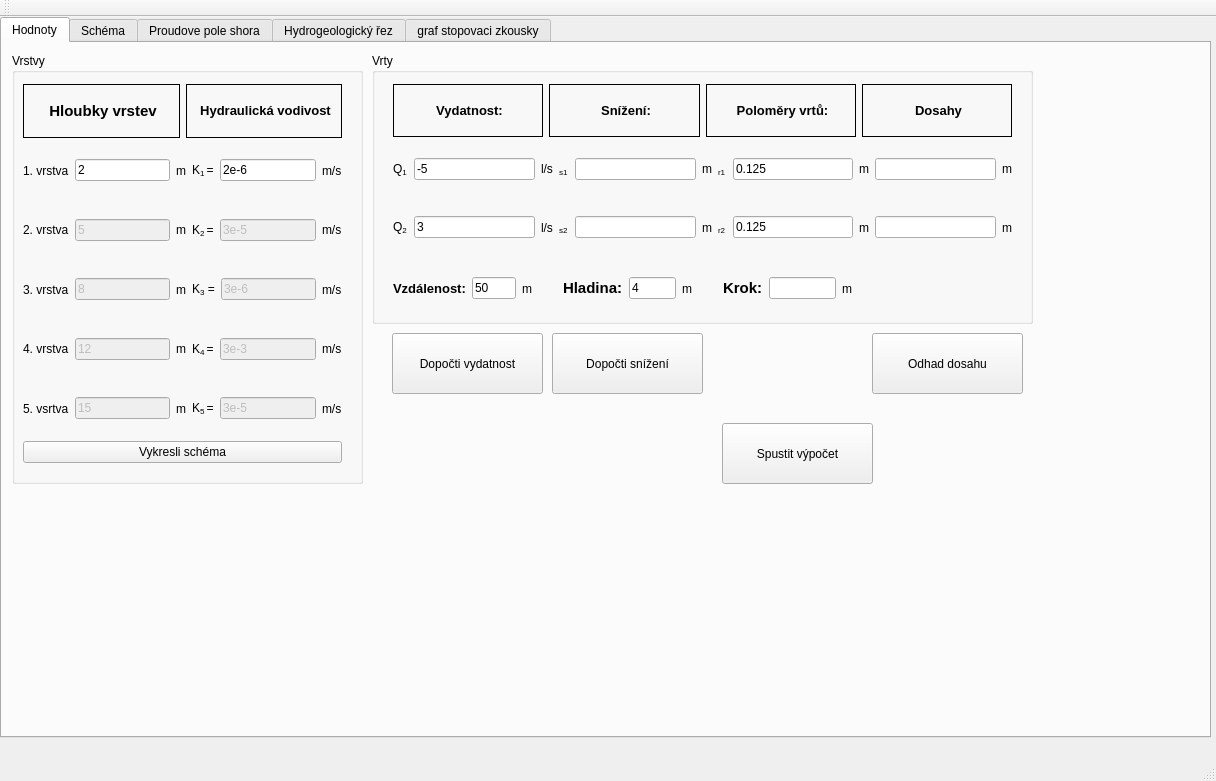
First picture: the form in mainwindow.ui, repository durhan/Program, before the edit.
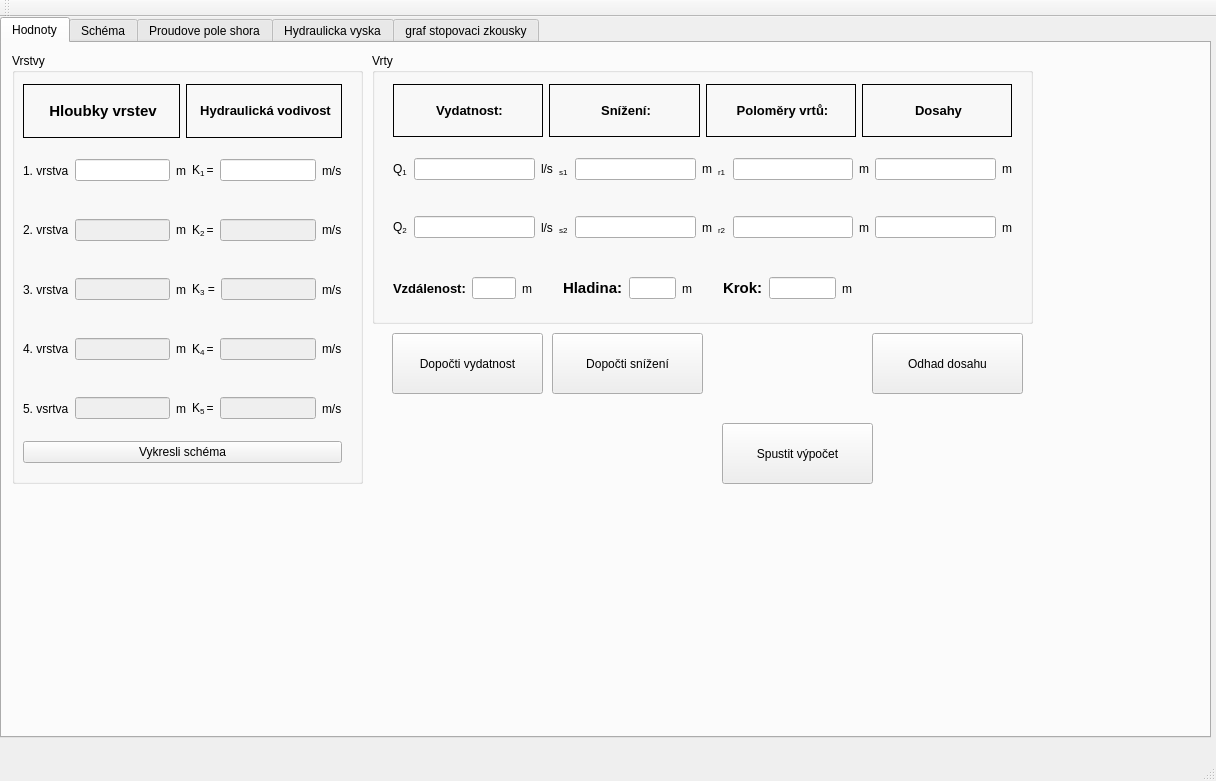
Second picture: the form after the edit. The open tabs and pages were chosen to show the change.

What changed in the file:
```diff
--- a/mainwindow.ui
+++ b/mainwindow.ui
@@ -86,11 +86,7 @@
            </widget>
           </item>
           <item>
-           <widget class="QLineEdit" name="lineEdit">
-            <property name="text">
-             <string>2</string>
-            </property>
-           </widget>
+           <widget class="QLineEdit" name="lineEdit"/>
           </item>
           <item>
            <widget class="QLabel" name="label_2">
@@ -107,11 +103,7 @@
            </widget>
           </item>
           <item>
-           <widget class="QLineEdit" name="lineEdit_2">
-            <property name="text">
-             <string>2e-6</string>
-            </property>
-           </widget>
+           <widget class="QLineEdit" name="lineEdit_2"/>
           </item>
           <item>
            <widget class="QLabel" name="label_4">
@@ -136,9 +128,6 @@
             <property name="enabled">
              <bool>false</bool>
             </property>
-            <property name="text">
-             <string>5</string>
-            </property>
            </widget>
           </item>
           <item>
@@ -160,9 +149,6 @@
             <property name="enabled">
              <bool>false</bool>
             </property>
-            <property name="text">
-             <string>3e-5</string>
-            </property>
            </widget>
           </item>
           <item>
@@ -188,9 +174,6 @@
             <property name="enabled">
              <bool>false</bool>
             </property>
-            <property name="text">
-             <string>8</string>
-            </property>
            </widget>
           </item>
           <item>
@@ -212,9 +195,6 @@
             <property name="enabled">
              <bool>false</bool>
             </property>
-            <property name="text">
-             <string>3e-6</string>
-            </property>
            </widget>
           </item>
           <item>
@@ -240,9 +220,6 @@
             <property name="enabled">
              <bool>false</bool>
             </property>
-            <property name="text">
-             <string>12</string>
-            </property>
            </widget>
           </item>
           <item>
@@ -264,9 +241,6 @@
             <property name="enabled">
              <bool>false</bool>
             </property>
-            <property name="text">
-             <string>3e-3</string>
-            </property>
            </widget>
           </item>
           <item>
@@ -292,9 +266,6 @@
             <property name="enabled">
              <bool>false</bool>
             </property>
-            <property name="text">
-             <string>15</string>
-            </property>
             <property name="frame">
              <bool>true</bool>
             </property>
@@ -322,9 +293,6 @@
             <property name="enabled">
              <bool>false</bool>
             </property>
-            <property name="text">
-             <string>3e-5</string>
-            </property>
            </widget>
           </item>
           <item>
@@ -431,11 +399,7 @@
            </widget>
           </item>
           <item>
-           <widget class="QLineEdit" name="lineEdit_11">
-            <property name="text">
-             <string>-5</string>
-            </property>
-           </widget>
+           <widget class="QLineEdit" name="lineEdit_11"/>
           </item>
           <item>
            <widget class="QLabel" name="label_23">
@@ -472,11 +436,7 @@
            </widget>
           </item>
           <item>
-           <widget class="QLineEdit" name="lineEdit_12">
-            <property name="text">
-             <string>0.125</string>
-            </property>
-           </widget>
+           <widget class="QLineEdit" name="lineEdit_12"/>
           </item>
           <item>
            <widget class="QLabel" name="label_26">
@@ -507,11 +467,7 @@
            </widget>
           </item>
           <item>
-           <widget class="QLineEdit" name="lineEdit_14">
-            <property name="text">
-             <string>3</string>
-            </property>
-           </widget>
+           <widget class="QLineEdit" name="lineEdit_14"/>
           </item>
           <item>
            <widget class="QLabel" name="label_30">
@@ -545,11 +501,7 @@
            </widget>
           </item>
           <item>
-           <widget class="QLineEdit" name="lineEdit_15">
-            <property name="text">
-             <string>0.125</string>
-            </property>
-           </widget>
+           <widget class="QLineEdit" name="lineEdit_15"/>
           </item>
           <item>
            <widget class="QLabel" name="label_32">
@@ -590,11 +542,7 @@
          </widget>
         </item>
         <item>
-         <widget class="QLineEdit" name="lineEdit_17">
-          <property name="text">
-           <string>50</string>
-          </property>
-         </widget>
+         <widget class="QLineEdit" name="lineEdit_17"/>
         </item>
         <item>
          <widget class="QLabel" name="label_38">
@@ -623,11 +571,7 @@
          </widget>
         </item>
         <item>
-         <widget class="QLineEdit" name="lineEdit_18">
-          <property name="text">
-           <string>4</string>
-          </property>
-         </widget>
+         <widget class="QLineEdit" name="lineEdit_18"/>
         </item>
         <item>
          <widget class="QLabel" name="label_42">
@@ -779,7 +723,7 @@
     </widget>
     <widget class="QWidget" name="tab_5">
      <attribute name="title">
-      <string>Hydrogeologický řez</string>
+      <string>Hydraulicka vyska</string>
      </attribute>
      <widget class="QWidget" name="FrameHH" native="true">
       <property name="geometry">
```
Left out of the diff: 78 changed lines with no effect on the pictures.
